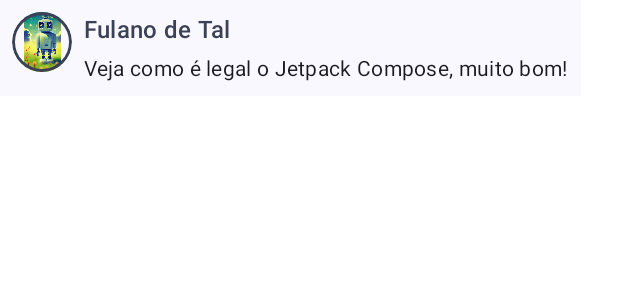
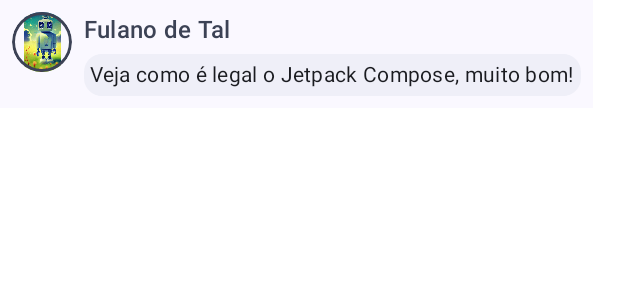
Before and after one commit to danilovalerio/compose_learn_app, an Android app built with Jetpack Compose: the @Preview function GreetingPreview, on a phone screen of 412 x 824 dp. Shown: the top 300 px of the screen. Run offline under Robolectric (Android 15) with nearby library versions, the phone set to English and light mode, and no system bars.

Commit message:
Usando Material Design - Com Surface adicionando uma forma no corpo da mensagem

```diff
--- a/app/src/main/java/com/example/composelearnapp/MainActivity.kt
+++ b/app/src/main/java/com/example/composelearnapp/MainActivity.kt
@@ -72,10 +72,18 @@ fun MessageCard(msg: Message) {
             )
             //adiciona um espaço vertical entre autor e conteúdo
             Spacer(modifier = Modifier.height(4.dp))
-            Text(
-                text = msg.body,
-                style = MaterialTheme.typography.bodyMedium
-            )
+
+            Surface(
+                shape = MaterialTheme.shapes.medium,
+                tonalElevation = 1.dp
+            ) {
+                Text(
+                    text = msg.body,
+                    modifier = Modifier.padding(4.dp),
+                    style = MaterialTheme.typography.bodyMedium
+                )
+
+            }
         }
     }
 
```
